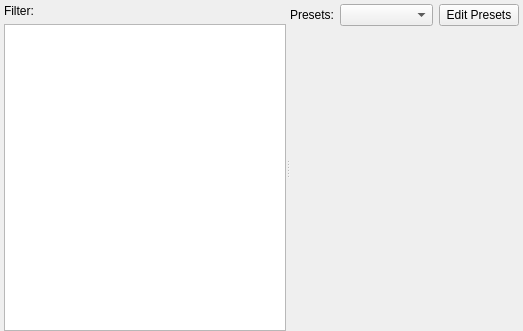
First picture: the form in krita/ui/forms/wdgfilterselector.ui, repository KDE/krita, before the edit.
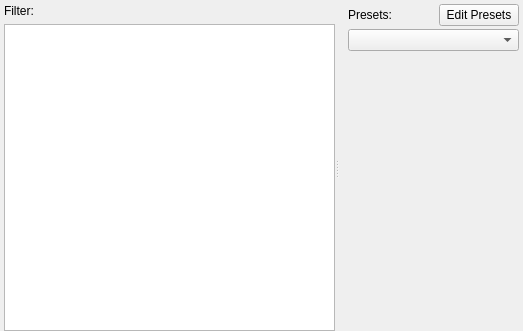
Second picture: the form after the edit. Custom widgets are drawn as their Qt base class.

Commit message:
Clean up the layout of the filter settings pages
Patch by Ghevan
CCMAIL:ghevan@gmail.com

What changed in the file:
```diff
--- a/krita/ui/forms/wdgfilterselector.ui
+++ b/krita/ui/forms/wdgfilterselector.ui
@@ -31,7 +31,7 @@
      <property name="orientation">
       <enum>Qt::Horizontal</enum>
      </property>
-     <widget class="QWidget">
+     <widget class="QWidget" name="layoutWidget">
       <layout class="QVBoxLayout">
        <item>
         <widget class="QLabel" name="label_2">
@@ -55,10 +55,10 @@
        </item>
       </layout>
      </widget>
-     <widget class="QWidget">
+     <widget class="QWidget" name="layoutWidget">
       <layout class="QGridLayout">
        <property name="leftMargin">
-        <number>0</number>
+        <number>9</number>
        </property>
        <property name="topMargin">
         <number>0</number>
@@ -69,9 +69,19 @@
        <property name="bottomMargin">
         <number>0</number>
        </property>
-       <property name="spacing">
-        <number>6</number>
+       <property name="horizontalSpacing">
+        <number>0</number>
        </property>
+       <property name="verticalSpacing">
+        <number>3</number>
+       </property>
+       <item row="0" column="2">
+        <widget class="QPushButton" name="pushButtonEditPressets">
+         <property name="text">
+          <string>Edit Presets</string>
+         </property>
+        </widget>
+       </item>
        <item row="0" column="0">
         <widget class="QLabel" name="label">
          <property name="text">
@@ -82,7 +92,7 @@
          </property>
         </widget>
        </item>
-       <item row="0" column="1">
+       <item row="1" column="0" colspan="3">
         <widget class="QComboBox" name="comboBoxPresets">
          <property name="sizePolicy">
           <sizepolicy hsizetype="MinimumExpanding" vsizetype="Fixed">
@@ -104,26 +114,44 @@
          </property>
         </widget>
        </item>
-       <item row="0" column="2">
-        <widget class="QPushButton" name="pushButtonEditPressets">
-         <property name="text">
-          <string>Edit Presets</string>
+       <item row="3" column="0" colspan="3">
+        <widget class="QWidget" name="centralWidgetHolder" native="true">
+         <property name="sizePolicy">
+          <sizepolicy hsizetype="Expanding" vsizetype="Expanding">
+           <horstretch>0</horstretch>
+           <verstretch>0</verstretch>
+          </sizepolicy>
          </property>
         </widget>
        </item>
-       <item row="1" column="0" colspan="3">
-        <layout class="QGridLayout">
-         <item row="0" column="0">
-          <widget class="QWidget" name="centralWidgetHolder" native="true">
-           <property name="sizePolicy">
-            <sizepolicy hsizetype="Expanding" vsizetype="Expanding">
-             <horstretch>0</horstretch>
-             <verstretch>0</verstretch>
-            </sizepolicy>
-           </property>
-          </widget>
-         </item>
-        </layout>
+       <item row="0" column="1">
+        <spacer name="horizontalSpacer">
+         <property name="orientation">
+          <enum>Qt::Horizontal</enum>
+         </property>
+         <property name="sizeHint" stdset="0">
+          <size>
+           <width>6</width>
+           <height>20</height>
+          </size>
+         </property>
+        </spacer>
+       </item>
+       <item row="2" column="0" colspan="3">
+        <spacer name="verticalSpacer">
+         <property name="orientation">
+          <enum>Qt::Vertical</enum>
+         </property>
+         <property name="sizeType">
+          <enum>QSizePolicy::Fixed</enum>
+         </property>
+         <property name="sizeHint" stdset="0">
+          <size>
+           <width>20</width>
+           <height>18</height>
+          </size>
+         </property>
+        </spacer>
        </item>
       </layout>
      </widget>
```
The commit also changes 27 other files.
